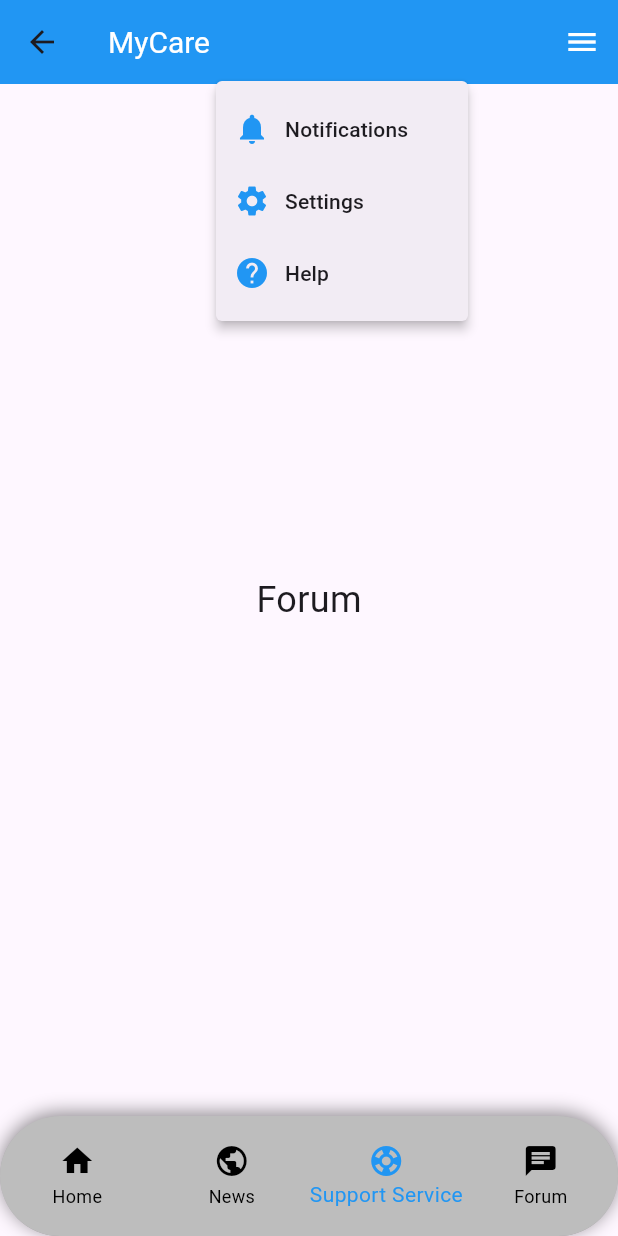
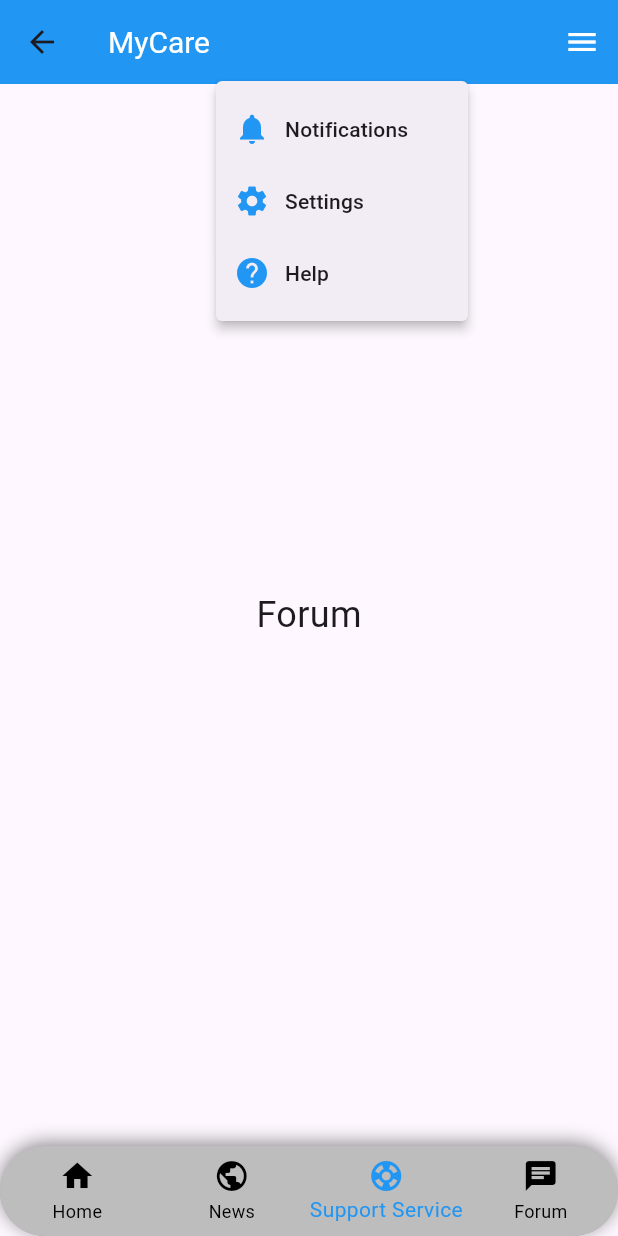
Before and after one commit to MuhdArshadd/MYCare, a Flutter app: the HomePage screen opened by its route, item 3 of the bottom bar chosen, after a tap on the "menu" icon, on a phone screen of 412 x 824 dp. Run offline on Flutter 3.47's test engine with Material 3 defaults, Android fonts, the phone set to English and light mode, and no system bars; missing offline and left inert: postgres; network calls fail.

Commit message:
update from shah

```diff
--- a/lib/view/homePage.dart
+++ b/lib/view/homePage.dart
@@ -1,5 +1,5 @@
 import 'package:flutter/material.dart';
-import 'newsPage.dart';
+import 'newsPage.dart'; // Assuming you have a NewsPage class defined
 
 void main() {
   runApp(MyApp());
@@ -53,7 +53,7 @@ class _HomePageState extends State<HomePage> {
                 print('Help selected');
               }
             },
-            offset: Offset(-100, 50), // Adjust this to control popup position
+            offset: Offset(-100, 50),
             itemBuilder: (BuildContext context) => <PopupMenuEntry<String>>[
               PopupMenuItem<String>(
                 value: 'Notifications',
@@ -91,7 +91,7 @@ class _HomePageState extends State<HomePage> {
       ),
       body: _pages[_currentIndex],
       bottomNavigationBar: Container(
-        height: 80,
+        height: 60,
         decoration: BoxDecoration(
           borderRadius: BorderRadius.only(
             topLeft: Radius.circular(60),
@@ -251,7 +251,7 @@ class _SwipableSectionWidgetState extends State<SwipableSectionWidget> {
   @override
   void initState() {
     super.initState();
-    _pageController = PageController(viewportFraction: 0.9);
+    _pageController = PageController(viewportFraction: 0.85);
     _currentPage = 0;
 
     _pageController.addListener(() {
@@ -267,6 +267,18 @@ class _SwipableSectionWidgetState extends State<SwipableSectionWidget> {
     super.dispose();
   }
 
+  Widget _buildIndicator(int index) {
+    return Container(
+      margin: EdgeInsets.symmetric(horizontal: 3),
+      width: _currentPage == index ? 12 : 8,
+      height: _currentPage == index ? 12 : 8,
+      decoration: BoxDecoration(
+        color: _currentPage == index ? Colors.blue : Colors.grey,
+        borderRadius: BorderRadius.circular(6),
+      ),
+    );
+  }
+
   @override
   Widget build(BuildContext context) {
     return Column(
@@ -277,7 +289,7 @@ class _SwipableSectionWidgetState extends State<SwipableSectionWidget> {
           children: [
             Text(
               widget.title,
-              style: TextStyle(fontSize: 20, fontWeight: FontWeight.bold),
+              style: TextStyle(fontSize: 22, fontWeight: FontWeight.bold, color: Colors.black),
             ),
             TextButton(
               onPressed: widget.onSeeMore,
@@ -310,7 +322,7 @@ class _SwipableSectionWidgetState extends State<SwipableSectionWidget> {
         ),
         SizedBox(height: 10),
         Container(
-          height: 250,
+          height: 280,
           child: PageView.builder(
             controller: _pageController,
             itemCount: widget.items.length,
@@ -347,6 +359,14 @@ class _SwipableSectionWidgetState extends State<SwipableSectionWidget> {
             },
           ),
         ),
+        SizedBox(height: 10),
+        Row(
+          mainAxisAlignment: MainAxisAlignment.center,
+          children: List.generate(
+            widget.items.length,
+                (index) => _buildIndicator(index),
+          ),
+        ),
         SizedBox(height: 20),
       ],
     );
```
Also changed, not shown: lib/view/verificationCodePage.dart (added, +247 -0 lines).
